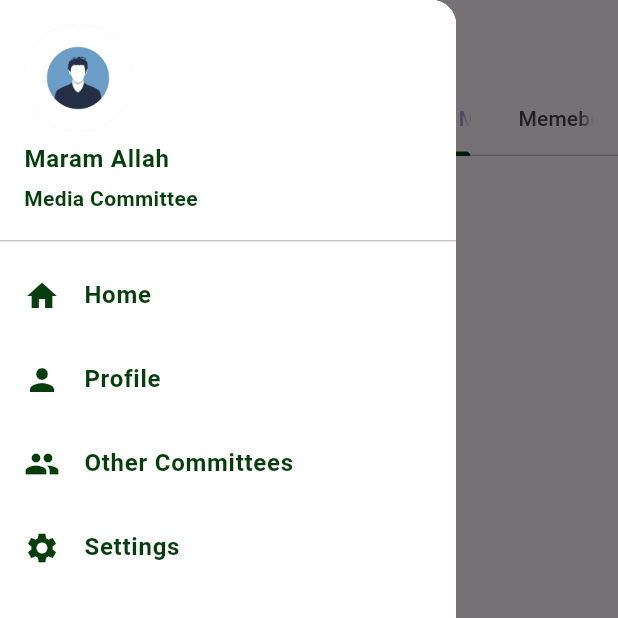
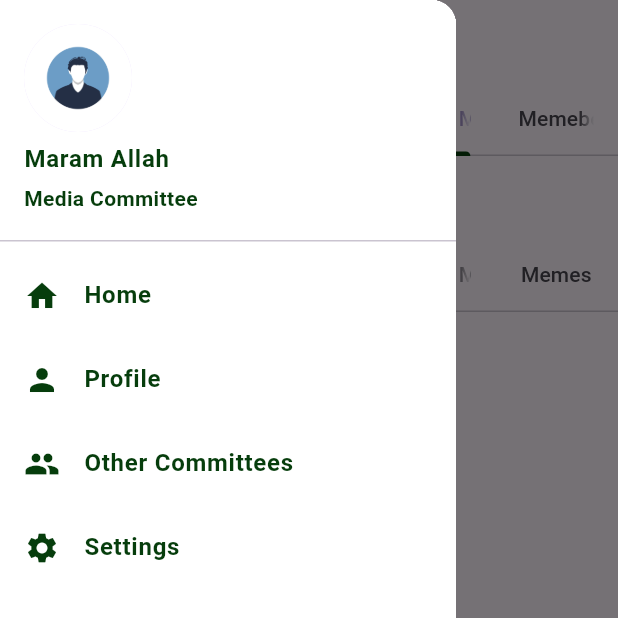
Before and after one commit to Maramallah/Media_module, a Flutter app: the screen it shows after launch, tab 4 chosen, with the side drawer open, on a phone screen of 412 x 824 dp, the top half of it. Run offline on Flutter 3.47's test engine with Material 3 defaults, Android fonts, the phone set to English and light mode, and no system bars; our stand-ins replace table_calendar; network calls fail.

Commit message:
error with social

```diff
--- /dev/null
+++ b/lib/Models/content.dart
@@ -0,0 +1,7 @@
+class Content{
+  final String title;
+  String ?description;
+  String? imageUrl;
+
+  Content( this.title, [this.description,this.imageUrl]);
+}
--- a/lib/screens/MediaMain.dart
+++ b/lib/screens/MediaMain.dart
@@ -43,12 +43,12 @@ class MediaMain extends StatelessWidget {
           ),
         ),
         drawer: SideDrawer(), // Use the SideDrawer widget
-        body: const TabBarView(
+        body:  TabBarView(
           children: [
             MaterialsScreen(), // Use the MaterialsScreen widget
             TasksScreen(), // Use the TasksScreen widget
             EventsScreen(), // Use the EventsScreen widget
-            SocialMediaScreen(),
+           Socialmediascreen(),
             MembersScreen()// Use the MembersScreen widget
           ],
         ),
--- a/lib/screens/social_media.dart
+++ b/lib/screens/social_media.dart
@@ -1,12 +1,105 @@
 import 'package:flutter/material.dart';
+import 'package:media/Models/contentManagar.dart';
 
-class SocialMediaScreen extends StatelessWidget {
-  const SocialMediaScreen({Key? key}) : super(key: key);
+
+class Socialmediascreen extends StatefulWidget {
+  @override
+  State<Socialmediascreen> createState() => _SocialmediascreenState();
+}
+
+class _SocialmediascreenState extends State<Socialmediascreen> {
+  final ContentManger contentManger = ContentManger();
+  final TextEditingController linkController = TextEditingController();
+
+  Future<void> addNewPost() async {
+    final link = linkController.text;
+    try {
+      contentManger.addLinkContent(link);
+      setState(() {});
+    } catch (e) {
+      print(e);
+    }
+  }
 
   @override
   Widget build(BuildContext context) {
-    return Scaffold(
-      body: Center(child: Text('Social Media Page Content')),
+     return DefaultTabController(
+      length: 5,
+      child: Scaffold(
+        appBar: AppBar(
+          title: Text('Media Committee'),
+          bottom: TabBar(
+            tabs: [
+              Tab(text: 'Materials'),
+              Tab(text: 'Tasks'),
+              Tab(text: 'Events'),
+              Tab(text: 'Social Media'),
+              Tab(text: 'Memes'),
+            ],
+          ),
+        ),
+
+        body: TabBarView(
+          children: [
+            Center(child: Text('Materials')),
+            Center(child: Text('Tasks')),
+            Column(
+              children: [
+                SizedBox(height: 20,),
+                Padding(
+                  padding: const EdgeInsets.all(8.0),
+                  child: TextField(
+                    controller: linkController,
+                    decoration: InputDecoration(
+                      labelText: 'Enter link',
+                      border: OutlineInputBorder(
+                        borderSide: BorderSide(color: Colors.green),
+                      ),
+                      focusedBorder: OutlineInputBorder(
+                        borderSide: BorderSide(color: Colors.green),
+                      ),
+                      enabledBorder: OutlineInputBorder(
+                        borderSide: BorderSide(color: Colors.green),
+                      ),
+                    ),
+                  ),
+                ),
+                ElevatedButton(
+                  onPressed: addNewPost,
+                  style: ButtonStyle(
+                    backgroundColor: WidgetStateProperty.all<Color>(Colors.green),
+                    shape: WidgetStateProperty.all<RoundedRectangleBorder>(
+                      RoundedRectangleBorder(
+                        borderRadius: BorderRadius.circular(8.0),
+                        side: BorderSide(color: Colors.green),
+                      ),
+                    ),
+                  ),
+                  child: Text('Add Post',style: TextStyle(color: Colors.white),),
+                ),
+                Expanded(
+                  child: ListView.builder(
+                    itemCount: contentManger.content.length,
+                    itemBuilder: (ctx, i) => ListTile(
+                      leading: contentManger.content[i].imageUrl != null
+                          ? Image.network(contentManger.content[i].imageUrl!)
+                          : null,
+                      title: Text(contentManger.content[i].title),
+                      subtitle: contentManger.content[i].description != null
+                          ? Text(contentManger.content[i].description!)
+                          : null,
+                    ),
+                  ),
+                ),
+              ],
+            ),
+            Center(child: Text('Social Media')),
+            Center(child: Text('Memes')),
+          ],
+        ),
+
+
+      ),
     );
   }
 }
--- a/pubspec.yaml
+++ b/pubspec.yaml
@@ -35,6 +35,7 @@ dependencies:
   # The following adds the Cupertino Icons font to your application.
   # Use with the CupertinoIcons class for iOS style icons.
   cupertino_icons: ^1.0.6
+  http: ^1.2.1
 
 dev_dependencies:
   flutter_test:
```
Also changed, not shown: lib/Models/contentManagar.dart (added, +26 -0 lines), pubspec.lock.
